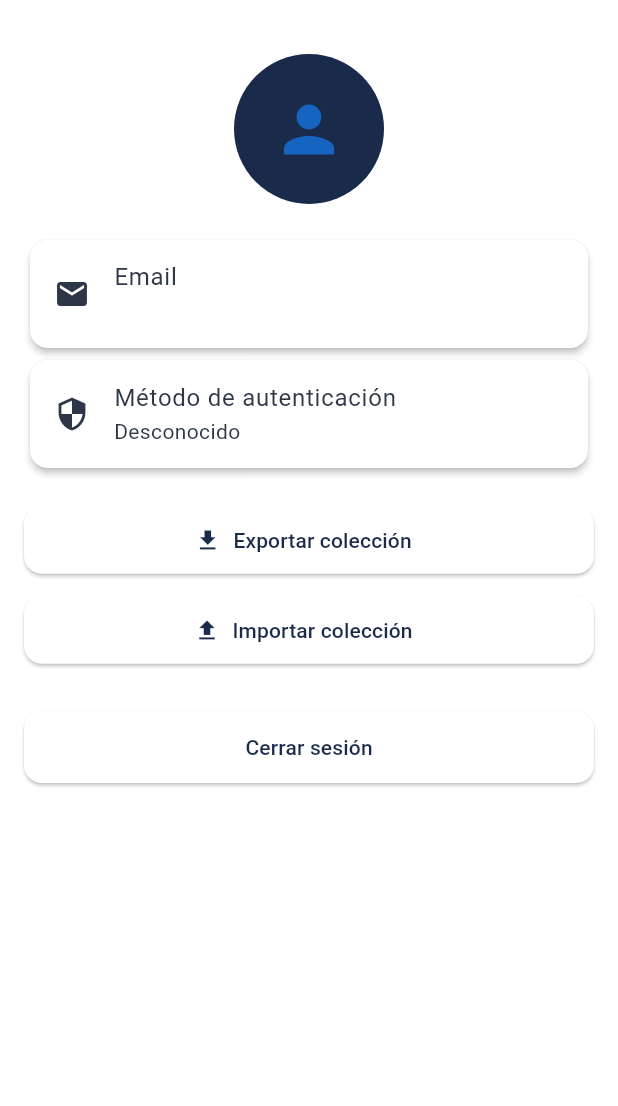
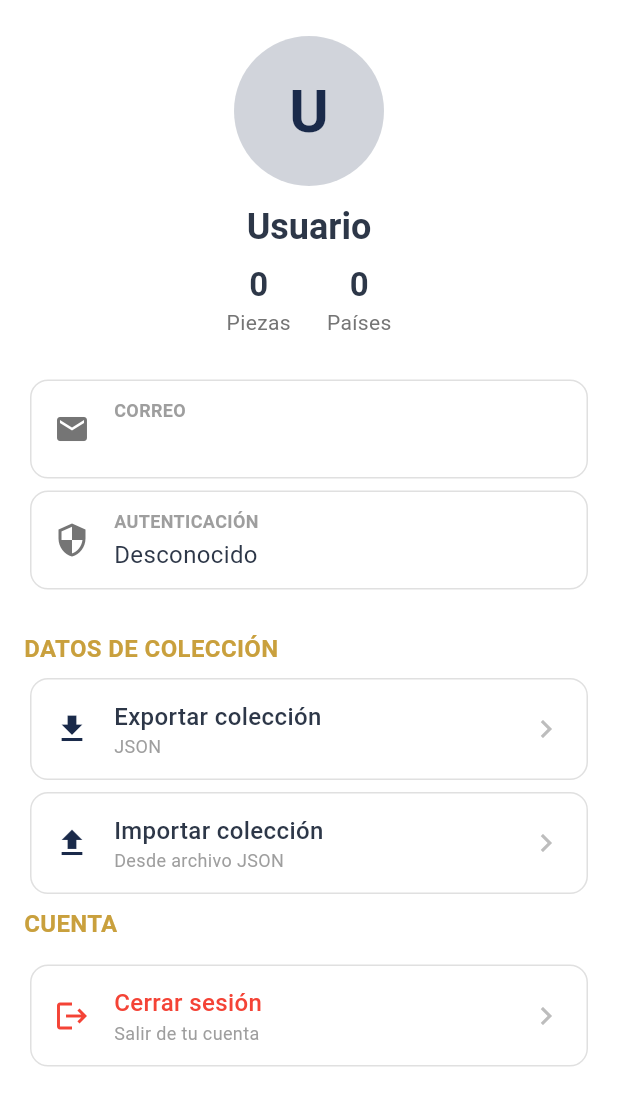
Before and after one commit to Seba-QA/coleccion_numismatica, a Flutter app: the PantallaPerfil screen opened directly, on a phone screen of 412 x 824 dp. Shown: the top 1106 px of the screen. Run offline on Flutter 3.47's test engine with Material 3 defaults, Android fonts, the light colour scheme and no system bars; our stand-ins replace cloud_firestore, file_picker, firebase_auth, firebase_core, google_sign_in, hive_flutter and 3 more; accounts and stored records are empty.

Commit message:
Se mejora interfaz del perfil de usuario
Cantidad de piezas y paises por el momento estara en 0, se agregara funcionalidad cuando se cree la vista estadisticas

```diff
--- a/coleccion_numismatica/lib/pantalla_perfil.dart
+++ b/coleccion_numismatica/lib/pantalla_perfil.dart
@@ -33,6 +33,7 @@ class _PantallaPerfilState extends State<PantallaPerfil> {
     _user = FirebaseAuth.instance.currentUser!;
   }
 
+  // ---------- Funciones existentes (sin cambios) ----------
   Future<void> _exportarDatos() async {
     try {
       final jsonData = jsonEncode(widget.monedas);
@@ -71,7 +72,6 @@ class _PantallaPerfilState extends State<PantallaPerfil> {
 
   Future<void> _importarDatos() async {
     try {
-      // Seleccionar archivo JSON
       FilePickerResult? result = await FilePicker.platform.pickFiles(
         type: FileType.custom,
         allowedExtensions: ['json'],
@@ -85,7 +85,6 @@ class _PantallaPerfilState extends State<PantallaPerfil> {
           .map((e) => Map<String, String>.from(e as Map<dynamic, dynamic>))
           .toList();
 
-      // Diálogo de opción: reemplazar o fusionar
       final opcion = await showDialog<String>(
         context: context,
         builder: (context) => AlertDialog(
@@ -118,7 +117,6 @@ class _PantallaPerfilState extends State<PantallaPerfil> {
           .doc(user.uid)
           .collection('monedas');
 
-      // Mostrar indicador de carga
       showDialog(
         context: context,
         barrierDismissible: false,
@@ -126,17 +124,14 @@ class _PantallaPerfilState extends State<PantallaPerfil> {
       );
 
       if (opcion == 'reemplazar') {
-        // Eliminar todos los documentos existentes
         final snapshot = await collectionRef.get();
         for (var doc in snapshot.docs) {
           await doc.reference.delete();
         }
-        // Agregar los nuevos
         for (var moneda in nuevasMonedas) {
           await collectionRef.add(moneda);
         }
       } else if (opcion == 'fusionar') {
-        // Obtener claves existentes (país + denominación + año)
         final snapshot = await collectionRef.get();
         final Set<String> clavesExistentes = {};
         for (var doc in snapshot.docs) {
@@ -144,7 +139,6 @@ class _PantallaPerfilState extends State<PantallaPerfil> {
           final clave = '${data['pais']}_${data['denominacion']}_${data['anio']}';
           clavesExistentes.add(clave);
         }
-        // Añadir solo las monedas que no existan
         for (var moneda in nuevasMonedas) {
           final clave = '${moneda['pais']}_${moneda['denominacion']}_${moneda['anio']}';
           if (!clavesExistentes.contains(clave)) {
@@ -153,10 +147,7 @@ class _PantallaPerfilState extends State<PantallaPerfil> {
         }
       }
 
-      // Cerrar indicador de carga
-      Navigator.pop(context); // cierra el diálogo de progreso
-
-      // Recargar los datos en la pantalla principal
+      Navigator.pop(context);
       if (widget.onDatosCambiados != null) {
         widget.onDatosCambiados!();
       }
@@ -177,6 +168,7 @@ class _PantallaPerfilState extends State<PantallaPerfil> {
     if (mounted) Navigator.popUntil(context, (route) => route.isFirst);
   }
 
+  // ---------- Funciones auxiliares ----------
   String _obtenerMetodoAutenticacion() {
     if (_user.isAnonymous) return 'anonimo';
     if (_user.providerData.isNotEmpty) return _user.providerData.first.providerId;
@@ -196,91 +188,292 @@ class _PantallaPerfilState extends State<PantallaPerfil> {
     }
   }
 
+  String _obtenerNombreUsuario() {
+    if (_user.isAnonymous) return 'Invitado';
+    if (_user.displayName != null && _user.displayName!.isNotEmpty) {
+      return _user.displayName!;
+    }
+    final email = _user.email;
+    if (email != null && email.contains('@')) {
+      return email.split('@').first;
+    }
+    return 'Usuario';
+  }
+
+  // ---------- Estadísticas ----------
+  int get _totalPiezas => widget.monedas?.length ?? 0;
+
+  int get _totalPaises {
+    final lista = widget.monedas;
+    if (lista == null || lista.isEmpty) return 0;
+    final paises = lista.map((m) => m['pais'] ?? '').where((p) => p.isNotEmpty).toSet();
+    return paises.length;
+  }
+
   @override
   Widget build(BuildContext context) {
+    final colorScheme = Theme.of(context).colorScheme;
+    final textTheme = Theme.of(context).textTheme;
+    final esAnonimo = _user.isAnonymous;
+    final nombre = _obtenerNombreUsuario();
     final email = _user.email ?? 'Sin email';
-    final providerId = _obtenerMetodoAutenticacion();
-    final metodoString = _metodoString(providerId);
-    final esAnonimo = _user.isAnonymous;
+    final metodoString = _metodoString(_obtenerMetodoAutenticacion());
 
     return Scaffold(
-      body: Padding(
-        padding: const EdgeInsets.all(16),
+      body: SingleChildScrollView(
+        padding: const EdgeInsets.symmetric(horizontal: 16, vertical: 24),
         child: Column(
+          crossAxisAlignment: CrossAxisAlignment.start,
           children: [
-            const SizedBox(height: 20),
-            CircleAvatar(
-              radius: 50,
-              child: Icon(Icons.person, size: 50, color: Colors.blue.shade800),
-            ),
-            const SizedBox(height: 20),
-            Card(
-              child: ListTile(
-                leading: const Icon(Icons.email),
-                title: const Text('Email'),
-                subtitle: Text(email),
+            // ---------- CABECERA ----------
+            Center(
+              child: Column(
+                children: [
+                  CircleAvatar(
+                    radius: 50,
+                    backgroundColor: colorScheme.primary.withOpacity(0.2),
+                    child: Text(
+                      nombre.isNotEmpty ? nombre[0].toUpperCase() : '?',
+                      style: TextStyle(
+                        fontSize: 40,
+                        fontWeight: FontWeight.bold,
+                        color: colorScheme.primary,
+                      ),
+                    ),
+                  ),
+                  const SizedBox(height: 12),
+                  Text(
+                    nombre,
+                    style: textTheme.titleLarge?.copyWith(
+                      fontWeight: FontWeight.bold,
+                    ),
+                  ),
+                  // "Coleccionista desde" no disponible, omitimos
+                  const SizedBox(height: 8),
+                  // Estadísticas: piezas y países
+                  Row(
+                    mainAxisAlignment: MainAxisAlignment.center,
+                    children: [
+                      _buildStatItem('$_totalPiezas', 'Piezas'),
+                      const SizedBox(width: 24),
+                      _buildStatItem('$_totalPaises', 'Países'),
+                    ],
+                  ),
+                  const SizedBox(height: 24),
+                ],
               ),
             ),
-            Card(
-              child: ListTile(
-                leading: const Icon(Icons.security),
-                title: const Text('Método de autenticación'),
-                subtitle: Text(metodoString),
+
+            // ---------- TARJETAS DE INFORMACIÓN ----------
+            _buildInfoCard(
+              icon: Icons.email,
+              title: 'CORREO',
+              subtitle: email,
+            ),
+            _buildInfoCard(
+              icon: Icons.security,
+              title: 'AUTENTICACIÓN',
+              subtitle: metodoString,
+            ),
+            const SizedBox(height: 24),
+            const Text(
+              'DATOS DE COLECCIÓN',
+              style: TextStyle(
+                fontWeight: FontWeight.bold,
+                fontSize: 16,
+                color: Color(0xFFC9A03D),
               ),
             ),
-            const SizedBox(height: 20),
-            // Botón exportar
-            ElevatedButton.icon(
-              onPressed: _exportarDatos,
-              icon: const Icon(Icons.download),
-              label: const Text('Exportar colección'),
-              style: ElevatedButton.styleFrom(minimumSize: const Size(double.infinity, 45)),
+            const SizedBox(height: 4),
+            _buildActionCard(
+              icon: Icons.download,
+              title: 'Exportar colección',
+              subtitle: 'JSON',
+              onTap: _exportarDatos,
+            ),
+            _buildActionCard(
+              icon: Icons.upload,
+              title: 'Importar colección',
+              subtitle: 'Desde archivo JSON',
+              onTap: _importarDatos,
+            ),
+            const SizedBox(height: 4),
+            const Text(
+              'CUENTA',
+              style: TextStyle(
+                fontWeight: FontWeight.bold,
+                fontSize: 16,
+                color: Color(0xFFC9A03D),
+              ),
             ),
             const SizedBox(height: 12),
-            // Botón importar
-            ElevatedButton.icon(
-              onPressed: _importarDatos,
-              icon: const Icon(Icons.upload),
-              label: const Text('Importar colección'),
-              style: ElevatedButton.styleFrom(minimumSize: const Size(double.infinity, 45)),
-            ),
+
+            // Si es anónimo, mostrar advertencia y botón vincular
             if (esAnonimo) ...[
-              const SizedBox(height: 20),
-              const Card(
+              Card(
+                color: Colors.amber.shade50,
                 child: Padding(
-                  padding: EdgeInsets.all(12),
-                  child: Column(
+                  padding: const EdgeInsets.all(12),
+                  child: Row(
                     children: [
-                      Icon(Icons.warning_amber_rounded, size: 40),
-                      SizedBox(height: 8),
-                      Text(
-                        'Estás en modo invitado. Tus datos no están vinculados a una cuenta y podrías perderlos al desinstalar la app.',
-                        textAlign: TextAlign.center,
+                      const Icon(Icons.warning_amber_rounded, color: Colors.amber),
+                      const SizedBox(width: 12),
+                      Expanded(
+                        child: Text(
+                          'Estás en modo invitado. Tus datos no están vinculados a una cuenta y podrías perderlos al desinstalar la app.',
+                          style: const TextStyle(fontSize: 14),
+                        ),
                       ),
                     ],
                   ),
                 ),
               ),
               const SizedBox(height: 12),
-              ElevatedButton.icon(
-                onPressed: () {
+              _buildActionCard(
+                icon: Icons.link,
+                title: 'Vincular cuenta',
+                subtitle: 'Registrarse o iniciar sesión',
+                onTap: () {
                   Navigator.push(
                     context,
                     MaterialPageRoute(builder: (_) => const PantallaAuth(isLinking: true)),
                   );
                 },
-                icon: const Icon(Icons.link),
-                label: const Text('Vincular cuenta (Registrarse o Iniciar sesión)'),
               ),
+              const SizedBox(height: 12),
             ],
-            const SizedBox(height: 30),
-            ElevatedButton(
-              onPressed: _cerrarSesion,
-              child: const Text('Cerrar sesión'),
+
+            // Cerrar sesión
+            _buildActionCard(
+              icon: Icons.logout,
+              title: 'Cerrar sesión',
+              subtitle: 'Salir de tu cuenta',
+              onTap: _cerrarSesion,
+              isDestructive: true,
+            ),
+            const SizedBox(height: 20),
+          ],
+        ),
+      ),
+    );
+  }
+
+  // ---------- Widgets auxiliares ----------
+
+  Widget _buildStatItem(String value, String label) {
+    return Column(
+      children: [
+        Text(
+          value,
+          style: const TextStyle(
+            fontSize: 22,
+            fontWeight: FontWeight.bold,
+          ),
+        ),
+        Text(
+          label,
+          style: TextStyle(
+            fontSize: 14,
+            color: Colors.grey.shade600,
+          ),
+        ),
+      ],
+    );
+  }
+
+  Widget _buildInfoCard({
+    required IconData icon,
+    required String title,
+    required String subtitle,
+  }) {
+    return Card(
+      elevation: 0,
+      shape: RoundedRectangleBorder(
+        borderRadius: BorderRadius.circular(12),
+        side: BorderSide(color: Colors.grey.shade300),
+      ),
+      child: Padding(
+        padding: const EdgeInsets.symmetric(vertical: 12, horizontal: 16),
+        child: Row(
+          children: [
+            Icon(icon, color: Colors.grey.shade600),
+            const SizedBox(width: 16),
+            Expanded(
+              child: Column(
+                crossAxisAlignment: CrossAxisAlignment.start,
+                children: [
+                  Text(
+                    title,
+                    style: TextStyle(
+                      fontSize: 12,
+                      fontWeight: FontWeight.w600,
+                      color: Colors.grey.shade500,
+                    ),
+                  ),
+                  const SizedBox(height: 2),
+                  Text(
+                    subtitle,
+                    style: const TextStyle(fontSize: 16),
+                  ),
+                ],
+              ),
             ),
           ],
         ),
       ),
     );
   }
+
+  Widget _buildActionCard({
+    required IconData icon,
+    required String title,
+    required String subtitle,
+    required VoidCallback onTap,
+    bool isDestructive = false,
+  }) {
+    final color = isDestructive ? Colors.red : Theme.of(context).colorScheme.primary;
+    return Card(
+      elevation: 0,
+      shape: RoundedRectangleBorder(
+        borderRadius: BorderRadius.circular(12),
+        side: BorderSide(color: Colors.grey.shade300),
+      ),
+      child: InkWell(
+        onTap: onTap,
+        borderRadius: BorderRadius.circular(12),
+        child: Padding(
+          padding: const EdgeInsets.symmetric(vertical: 14, horizontal: 16),
+          child: Row(
+            children: [
+              Icon(icon, color: color),
+              const SizedBox(width: 16),
+              Expanded(
+                child: Column(
+                  crossAxisAlignment: CrossAxisAlignment.start,
+                  children: [
+                    Text(
+                      title,
+                      style: TextStyle(
+                        fontSize: 16,
+                        fontWeight: FontWeight.w500,
+                        color: isDestructive ? Colors.red : null,
+                      ),
+                    ),
+                    Text(
+                      subtitle,
+                      style: TextStyle(
+                        fontSize: 12,
+                        color: Colors.grey.shade500,
+                      ),
+                    ),
+                  ],
+                ),
+              ),
+              Icon(Icons.chevron_right, color: Colors.grey.shade400),
+            ],
+          ),
+        ),
+      ),
+    );
+  }
 }
```
Also changed, not shown: 2 other files.
